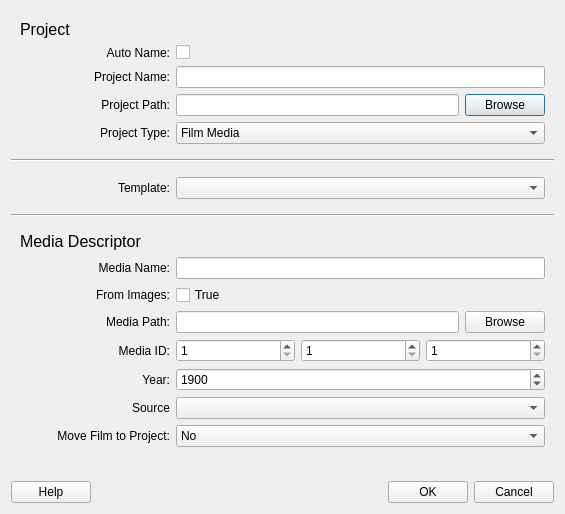
Before: the Qt Designer form qt_ui/DialogNewProject.ui in FilmColors/VIAN, drawn with Qt 5.
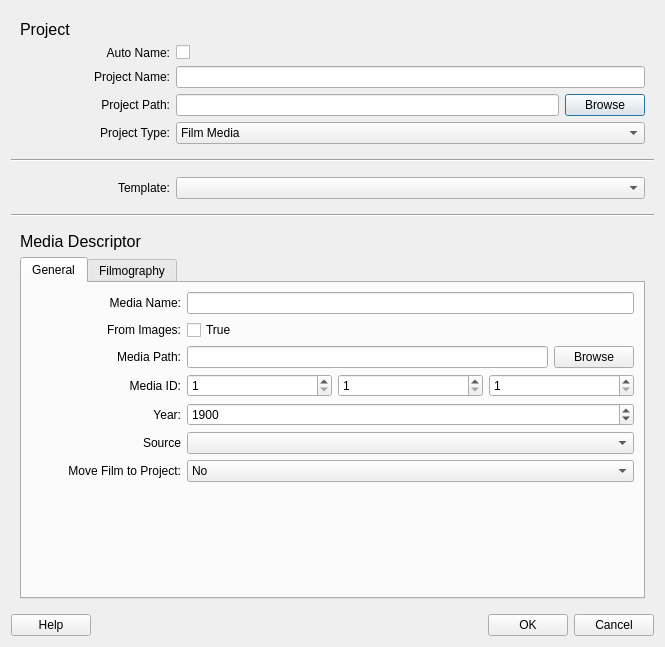
After: the same form once the commit is applied.

Diff of the .ui file:
```diff
--- a/qt_ui/DialogNewProject.ui
+++ b/qt_ui/DialogNewProject.ui
@@ -6,8 +6,8 @@
    <rect>
     <x>0</x>
     <y>0</y>
-    <width>565</width>
-    <height>514</height>
+    <width>665</width>
+    <height>647</height>
    </rect>
   </property>
   <property name="sizePolicy">
@@ -290,6 +290,16 @@
          </widget>
         </item>
         <item>
+         <widget class="QTabWidget" name="tabWidget">
+          <property name="currentIndex">
+           <number>0</number>
+          </property>
+          <widget class="QWidget" name="tab">
+           <attribute name="title">
+            <string>General</string>
+           </attribute>
+           <layout class="QVBoxLayout" name="verticalLayout_7">
+            <item>
          <layout class="QHBoxLayout" name="horizontalLayout_6">
           <item>
            <widget class="QLabel" name="label">
@@ -641,19 +651,11 @@
           </item>
          </layout>
         </item>
-       </layout>
-      </item>
-     </layout>
-    </widget>
-   </item>
    <item>
     <spacer name="verticalSpacer">
      <property name="orientation">
       <enum>Qt::Vertical</enum>
      </property>
-     <property name="sizeType">
-      <enum>QSizePolicy::Expanding</enum>
-     </property>
      <property name="sizeHint" stdset="0">
       <size>
        <width>20</width>
@@ -661,6 +663,23 @@
       </size>
      </property>
     </spacer>
+            </item>
+           </layout>
+          </widget>
+          <widget class="QWidget" name="tab_filmography">
+           <attribute name="title">
+            <string>Filmography</string>
+           </attribute>
+          </widget>
+         </widget>
+        </item>
+        <item>
+         <layout class="QVBoxLayout" name="verticalLayout_6"/>
+        </item>
+       </layout>
+      </item>
+     </layout>
+    </widget>
    </item>
    <item>
     <layout class="QHBoxLayout" name="horizontalLayout">
```
Lines whose indentation alone changed are shown as unchanged.
